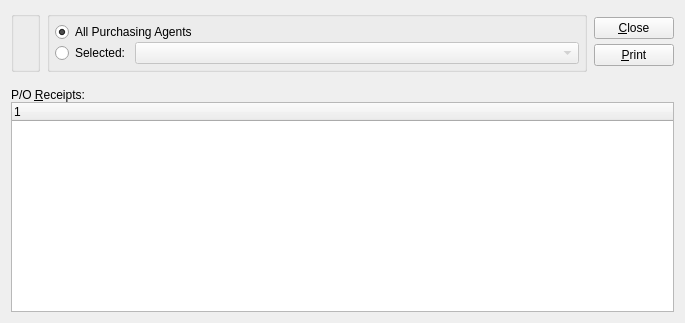
Above: xtuple/trunk/guiclient/dspUninvoicedReceivings.ui from WooodHead/xtuple before the change. Below: the same form after it.
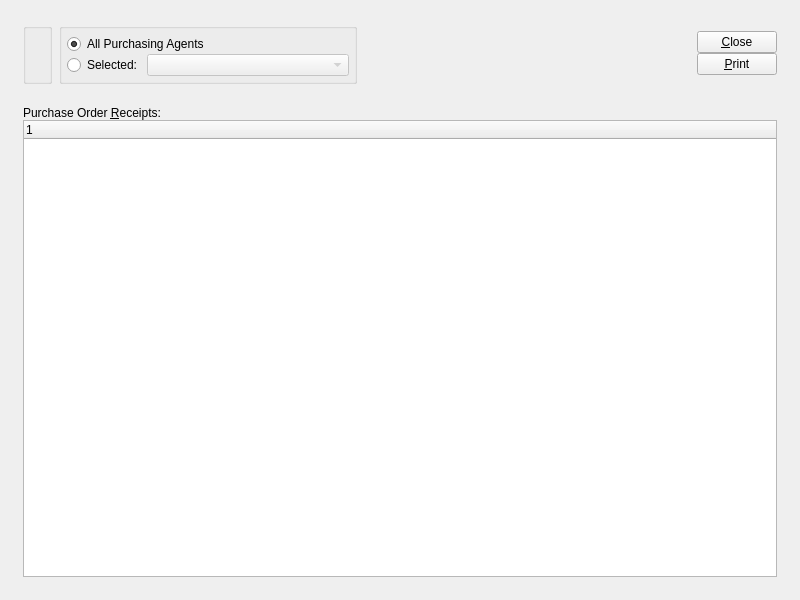
That is the form after the change. Custom widgets are drawn as their Qt base class.

```diff
--- a/xtuple/trunk/guiclient/dspUninvoicedReceivings.ui
+++ b/xtuple/trunk/guiclient/dspUninvoicedReceivings.ui
@@ -8,35 +8,40 @@
    <rect>
     <x>0</x>
     <y>0</y>
-    <width>685</width>
-    <height>323</height>
+    <width>800</width>
+    <height>600</height>
    </rect>
   </property>
   <property name="windowTitle" >
    <string>Uninvoiced P/O Receipts and Returns</string>
   </property>
-   <layout class="QVBoxLayout" >
-    <item>
-     <layout class="QHBoxLayout" >
+  <layout class="QGridLayout" name="gridLayout_2" >
+   <item row="0" column="0" >
+    <layout class="QGridLayout" name="gridLayout" >
       <property name="margin" >
-       <number>0</number>
+      <number>12</number>
       </property>
       <property name="spacing" >
+      <number>12</number>
+     </property>
+     <item row="0" column="0" >
+      <layout class="QHBoxLayout" >
+       <property name="spacing" >
        <number>7</number>
       </property>
-      <item>
-       <layout class="QVBoxLayout" >
         <property name="margin" >
          <number>0</number>
         </property>
+       <item>
+        <layout class="QVBoxLayout" >
         <property name="spacing" >
          <number>0</number>
         </property>
-        <item>
-         <layout class="QHBoxLayout" >
           <property name="margin" >
            <number>0</number>
           </property>
+         <item>
+          <layout class="QHBoxLayout" >
           <property name="spacing" >
            <number>7</number>
           </property>
@@ -53,12 +58,12 @@
              <string/>
             </property>
             <layout class="QVBoxLayout" >
-             <property name="margin" >
-              <number>5</number>
-             </property>
              <property name="spacing" >
               <number>0</number>
              </property>
+              <property name="margin" >
+               <number>5</number>
+              </property>
              <item>
               <widget class="QRadioButton" name="_allPurchasingAgents" >
                <property name="text" >
@@ -77,6 +82,9 @@
                <property name="spacing" >
                 <number>5</number>
                </property>
+                <property name="margin" >
+                 <number>0</number>
+                </property>
                <item>
                 <widget class="QRadioButton" name="_selectedPurchasingAgent" >
                  <property name="text" >
@@ -90,9 +98,7 @@
                   <bool>false</bool>
                  </property>
                  <property name="sizePolicy" >
-                  <sizepolicy>
-                   <hsizetype>7</hsizetype>
-                   <vsizetype>0</vsizetype>
+                   <sizepolicy vsizetype="Fixed" hsizetype="Expanding" >
                    <horstretch>0</horstretch>
                    <verstretch>0</verstretch>
                   </sizepolicy>
@@ -124,6 +130,19 @@
         </item>
        </layout>
       </item>
+       <item>
+        <spacer name="horizontalSpacer" >
+         <property name="orientation" >
+          <enum>Qt::Horizontal</enum>
+         </property>
+         <property name="sizeHint" stdset="0" >
+          <size>
+           <width>40</width>
+           <height>20</height>
+          </size>
+         </property>
+        </spacer>
+       </item>
       <item>
        <layout class="QHBoxLayout" >
         <property name="margin" >
@@ -162,7 +181,10 @@
              <number>0</number>
             </property>
             <property name="spacing" >
-             <number>5</number>
+              <number>0</number>
+             </property>
+             <property name="margin" >
+              <number>0</number>
             </property>
             <item>
              <widget class="QPushButton" name="_close" >
@@ -205,18 +227,18 @@
       </item>
      </layout>
     </item>
-    <item>
+     <item row="1" column="0" >
      <layout class="QVBoxLayout" >
-      <property name="margin" >
+       <property name="spacing" >
        <number>0</number>
       </property>
-      <property name="spacing" >
+       <property name="margin" >
        <number>0</number>
       </property>
       <item>
        <widget class="QLabel" name="_porecvLit" >
         <property name="text" >
-         <string>P/O &amp;Receipts:</string>
+          <string>Purchase Order &amp;Receipts:</string>
         </property>
         <property name="buddy" >
          <cstring>_porecv</cstring>
@@ -226,14 +248,14 @@
       <item>
        <widget class="XTreeWidget" name="_porecv" >
         <property name="sizePolicy" >
-         <sizepolicy>
-          <hsizetype>7</hsizetype>
-          <vsizetype>7</vsizetype>
+          <sizepolicy vsizetype="Expanding" hsizetype="Expanding" >
           <horstretch>0</horstretch>
           <verstretch>0</verstretch>
          </sizepolicy>
         </property>
        </widget>
+       </item>
+      </layout>
       </item>
      </layout>
     </item>
@@ -242,19 +264,15 @@
  <layoutdefault spacing="6" margin="11" />
  <pixmapfunction>qPixmapFromMimeSource</pixmapfunction>
  <customwidgets>
-  <customwidget>
-   <class>XComboBox</class>
-   <extends>QComboBox</extends>
-   <header>xcombobox.h</header>
-   <container>0</container>
-   <pixmap></pixmap>
-  </customwidget>
   <customwidget>
    <class>WarehouseGroup</class>
    <extends>QGroupBox</extends>
    <header>warehousegroup.h</header>
-   <container>0</container>
-   <pixmap></pixmap>
+  </customwidget>
+  <customwidget>
+   <class>XComboBox</class>
+   <extends>QComboBox</extends>
+   <header>xcombobox.h</header>
   </customwidget>
   <customwidget>
    <class>XTreeWidget</class>
```
Left out of the diff: 31 changed lines with no effect on the pictures. Lines whose indentation alone changed are shown as unchanged.
